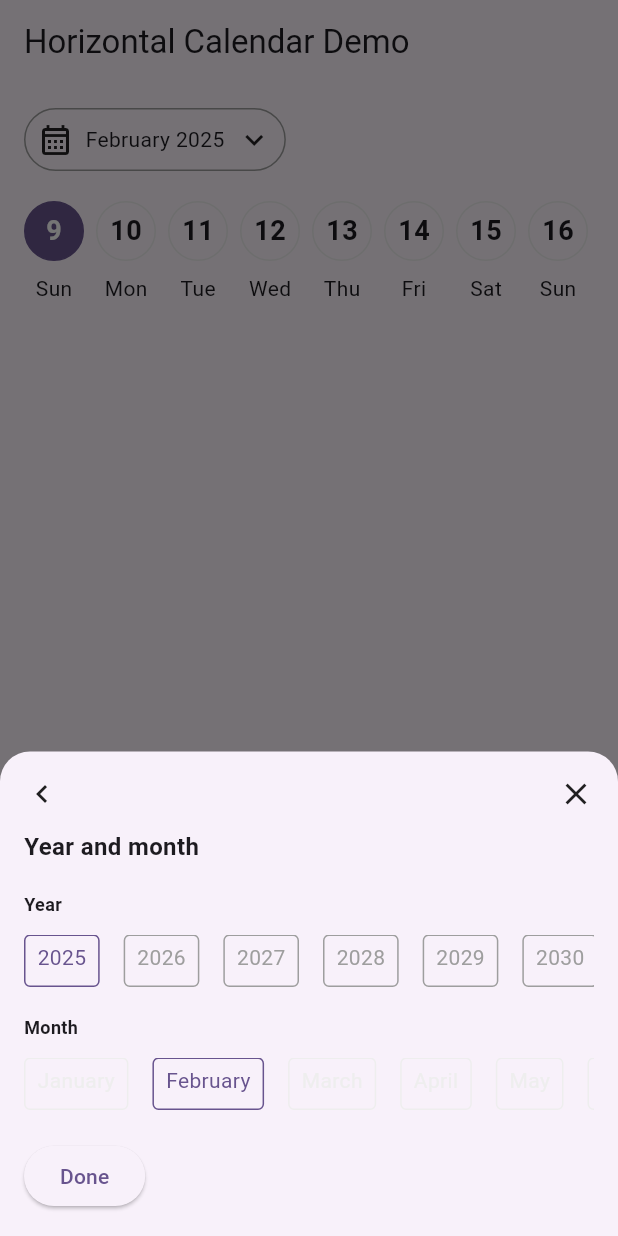
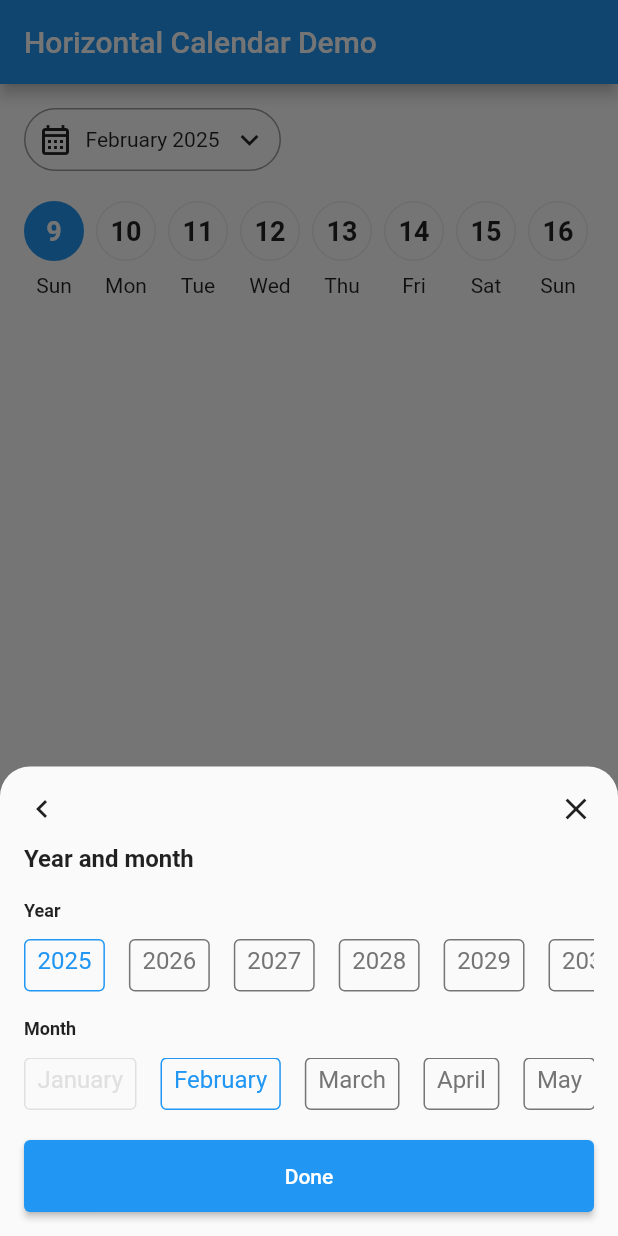
Before and after one commit to cs-onah/horizontal_scrollable_calendar, a Flutter app: the screen it shows after launch, after a tap on an icon or button, on a phone screen of 412 x 824 dp. Run offline on Flutter 3.47's test engine with Material 3 defaults, Android fonts, the phone set to English and light mode, and no system bars.

Commit message:
fix disabled month

```diff
--- a/example/lib/main.dart
+++ b/example/lib/main.dart
@@ -12,9 +12,11 @@
   Widget build(BuildContext context) {
     return MaterialApp(
       title: 'Flutter Demo',
+      debugShowCheckedModeBanner: false,
       theme: ThemeData(
-        colorScheme: ColorScheme.fromSeed(seedColor: Colors.deepPurple),
-        useMaterial3: true,
+        useMaterial3: false,
+        scaffoldBackgroundColor: Colors.white,
+        cardColor: Colors.white,
       ),
       home: const DemoPage(),
     );
--- a/lib/src/year_month_picker.dart
+++ b/lib/src/year_month_picker.dart
@@ -115,7 +115,7 @@ class _YearMonthPickerState extends State<YearMonthPicker> {
               scrollDirection: Axis.horizontal,
               itemBuilder: (context, index) {
                 final month = months[index];
-                final displayDate = DateTime(2024, month);
+                final displayDate = DateTime(selectedYear ?? 2024, month);
                 final monthText = DateFormat("MMMM").format(displayDate);
                 bool isDisabled =
                     displayDate.isBefore(DateTime.now().monthOnly);
@@ -132,6 +132,9 @@ class _YearMonthPickerState extends State<YearMonthPicker> {
           ),
           const SizedBox(height: 20),
           ElevatedButton(
+            style: ElevatedButton.styleFrom(
+              minimumSize: Size(double.infinity, 48),
+            ),
             onPressed: () {
               try {
                 if (selectedYear == null) throw "Select a year";
@@ -172,8 +175,8 @@ class PickerBox extends StatelessWidget {
     final foregroundColor = isSelected
         ? color
         : isDisabled
-            ? Colors.grey[200]!
-            : Colors.grey;
+            ? Colors.grey[300]!
+            : Colors.grey[600]!;
     return InkWell(
       onTap: isDisabled ? null : onTap,
       child: Container(
@@ -184,7 +187,7 @@ class PickerBox extends StatelessWidget {
         ),
         child: Text(
           "$text",
-          style: TextStyle(color: foregroundColor),
+          style: TextStyle(color: foregroundColor, fontSize: 16),
         ),
       ),
     );
```
Also changed, not shown: 1 other file.
